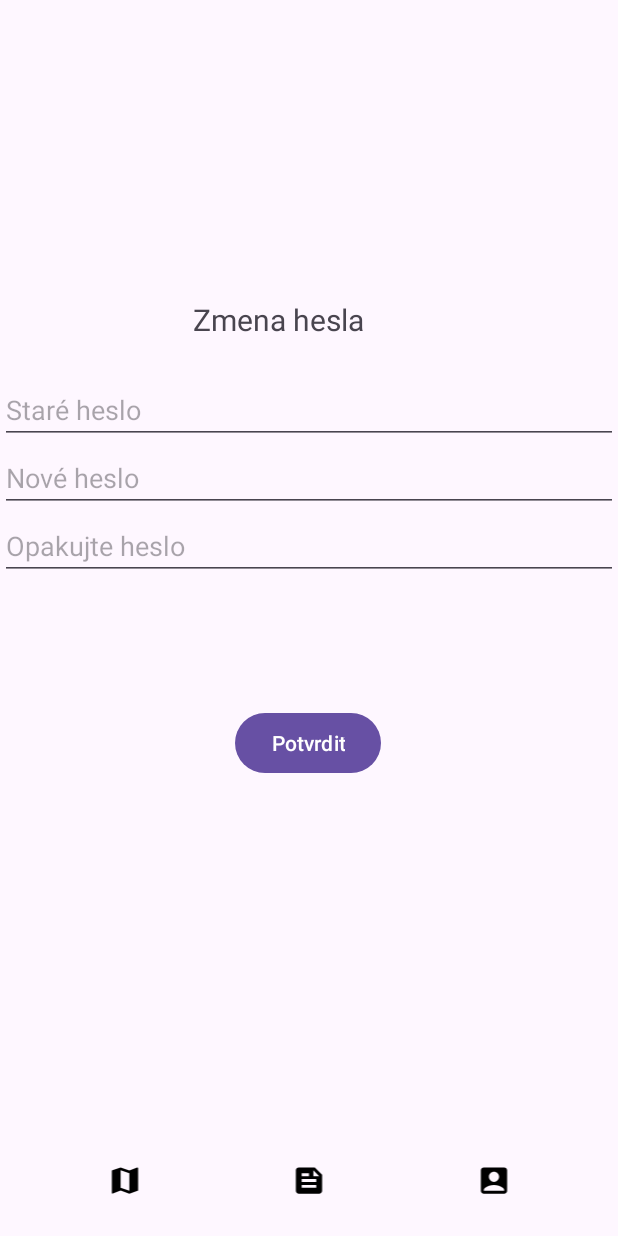
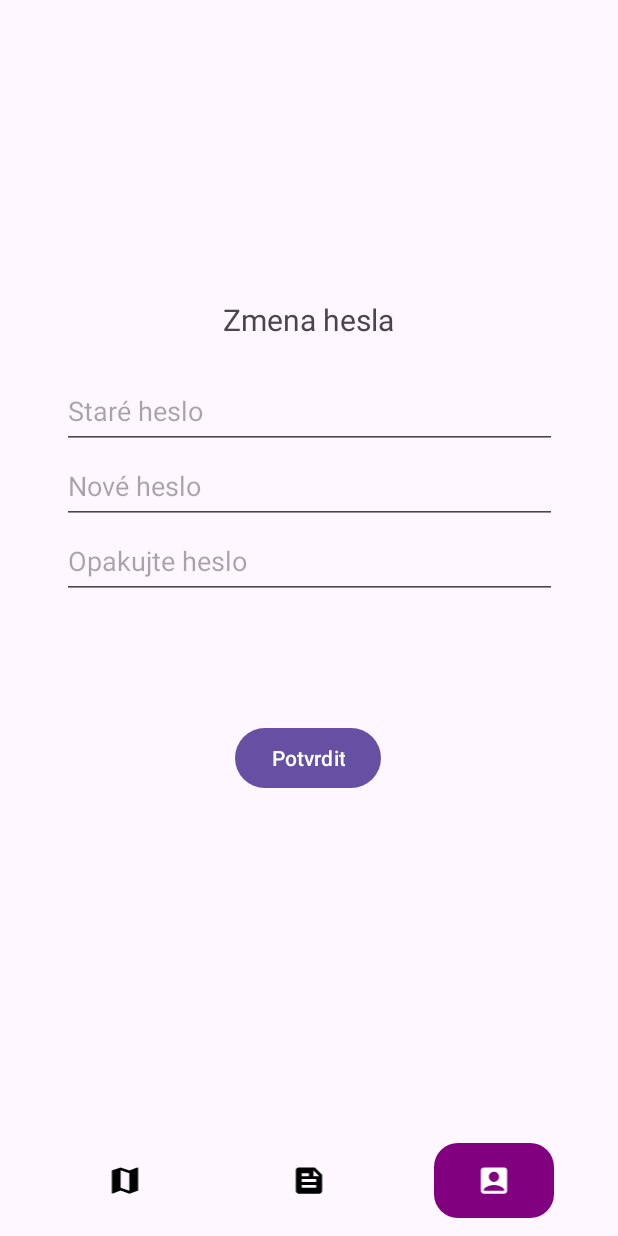
Before and after one commit to marekdrab/mobv, an Android app: the ChangePasswordFragment screen opened through its navigation route, on a phone screen of 412 x 824 dp. Run offline under Robolectric (Android 15) with nearby library versions, the phone set to English and light mode, and no system bars; our stand-ins replace data binding.

Commit message:
design updates & fixes

```diff
--- a/app/src/main/java/com/example/zadanie/fragments/ChangePasswordFragment.kt
+++ b/app/src/main/java/com/example/zadanie/fragments/ChangePasswordFragment.kt
@@ -14,6 +14,7 @@ import com.example.zadanie.data.PreferenceData
 import com.example.zadanie.databinding.FragmentChangePasswordBinding
 import com.example.zadanie.databinding.FragmentLoginBinding
 import com.example.zadanie.viewModels.AuthViewModel
+import com.example.zadanie.widgets.BottomBar
 import com.google.android.material.snackbar.Snackbar
 
 class ChangePasswordFragment : Fragment(R.layout.fragment_change_password) {
@@ -37,8 +38,10 @@ class ChangePasswordFragment : Fragment(R.layout.fragment_change_password) {
             lifecycleOwner = viewLifecycleOwner
             model = viewModel
         }
+        binding?.bottomBar?.setActive(BottomBar.PROFILE)
 
         binding?.submitButton?.setOnClickListener {
+
             val oldPassword = binding?.oldPw?.text.toString()
             val newPassword = binding?.newPw?.text.toString()
             val repeatNewPassword = binding?.newPwRepeat?.text.toString()
--- a/app/src/main/java/com/example/zadanie/fragments/SettingsFragment.kt
+++ b/app/src/main/java/com/example/zadanie/fragments/SettingsFragment.kt
@@ -12,6 +12,7 @@ import com.example.zadanie.api.DataRepository
 import com.example.zadanie.data.PreferenceData
 import com.example.zadanie.databinding.FragmentSettingsBinding
 import com.example.zadanie.viewModels.AuthViewModel
+import com.example.zadanie.widgets.BottomBar
 
 class SettingsFragment: Fragment(R.layout.fragment_settings) {
     private var binding: FragmentSettingsBinding? = null
@@ -33,6 +34,8 @@ class SettingsFragment: Fragment(R.layout.fragment_settings) {
         binding = FragmentSettingsBinding.bind(view).apply {
             lifecycleOwner = viewLifecycleOwner
         }.also { bnd ->
+            bnd.bottomBar.setActive(BottomBar.PROFILE)
+
             bnd.forgottenPw.apply {
                 setOnClickListener {
                     it.findNavController().navigate(R.id.action_change_pw)
--- a/app/src/main/res/layout/fragment_change_password.xml
+++ b/app/src/main/res/layout/fragment_change_password.xml
@@ -18,8 +18,8 @@
 
         <TextView
             android:id="@+id/header_title"
-            android:layout_width="355dp"
-            android:layout_height="51dp"
+            android:layout_width="350dp"
+            android:layout_height="50dp"
             android:layout_marginStart="8dp"
             android:layout_marginEnd="8dp"
             android:text="@string/change_pw"
@@ -27,42 +27,41 @@
             android:textSize="20sp"
             app:layout_constraintBottom_toBottomOf="parent"
             app:layout_constraintEnd_toEndOf="parent"
-            app:layout_constraintHorizontal_bias="0.0"
+            app:layout_constraintHorizontal_bias="0.488"
             app:layout_constraintStart_toStartOf="parent"
             app:layout_constraintTop_toTopOf="parent"
             app:layout_constraintVertical_bias="0.194" />
 
-
         <EditText
             android:id="@+id/old_pw"
-            android:layout_width="0dp"
-            android:layout_height="wrap_content"
+            android:layout_width="330dp"
+            android:layout_height="50dp"
             android:hint="@string/old_pw"
             android:inputType="textPassword"
-            app:layout_constraintTop_toBottomOf="@+id/header_title"
+            app:layout_constraintEnd_toEndOf="parent"
             app:layout_constraintStart_toStartOf="parent"
-            app:layout_constraintEnd_toEndOf="parent" />
+            app:layout_constraintTop_toBottomOf="@+id/header_title" />
 
         <EditText
             android:id="@+id/new_pw"
-            android:layout_width="0dp"
-            android:layout_height="wrap_content"
+            android:layout_width="330dp"
+            android:layout_height="50dp"
             android:hint="@string/new_pw"
             android:inputType="textPassword"
-            app:layout_constraintTop_toBottomOf="@+id/old_pw"
+            app:layout_constraintEnd_toEndOf="parent"
             app:layout_constraintStart_toStartOf="parent"
-            app:layout_constraintEnd_toEndOf="parent" />
+            app:layout_constraintTop_toBottomOf="@+id/old_pw" />
 
 
         <EditText
             android:id="@+id/new_pw_repeat"
-            android:layout_width="0dp"
-            android:layout_height="wrap_content"
+            android:layout_width="330dp"
+            android:layout_height="50dp"
             android:hint="@string/repeat_pw"
             android:inputType="textPassword"
-            app:layout_constraintTop_toBottomOf="@+id/new_pw"
+            app:layout_constraintEnd_toEndOf="parent"
             app:layout_constraintStart_toStartOf="parent"
-            app:layout_constraintEnd_toEndOf="parent" />
+            app:layout_constraintTop_toBottomOf="@+id/new_pw" />
 
         <Button
             android:id="@+id/submit_button"
--- a/app/src/main/res/values/strings.xml
+++ b/app/src/main/res/values/strings.xml
@@ -29,6 +29,6 @@
     <string name="profile_photo_desc">Profilová fotka</string>
     <string name="login">Prihlásiť sa</string>
     <string name="username">Login</string>
-    <string name="insert_username">Zadajt login</string>
+    <string name="insert_username">Zadajte login</string>
     <string name="registrate">Registruj sa</string>
 </resources>
```
Also changed, not shown: app/src/main/java/com/example/zadanie/fragments/UserDetailFragment.kt (+2 -6 lines), app/src/main/res/layout/fragment_login.xml (+4 -4 lines), app/src/main/res/layout/fragment_profile.xml (+8 -7 lines).
